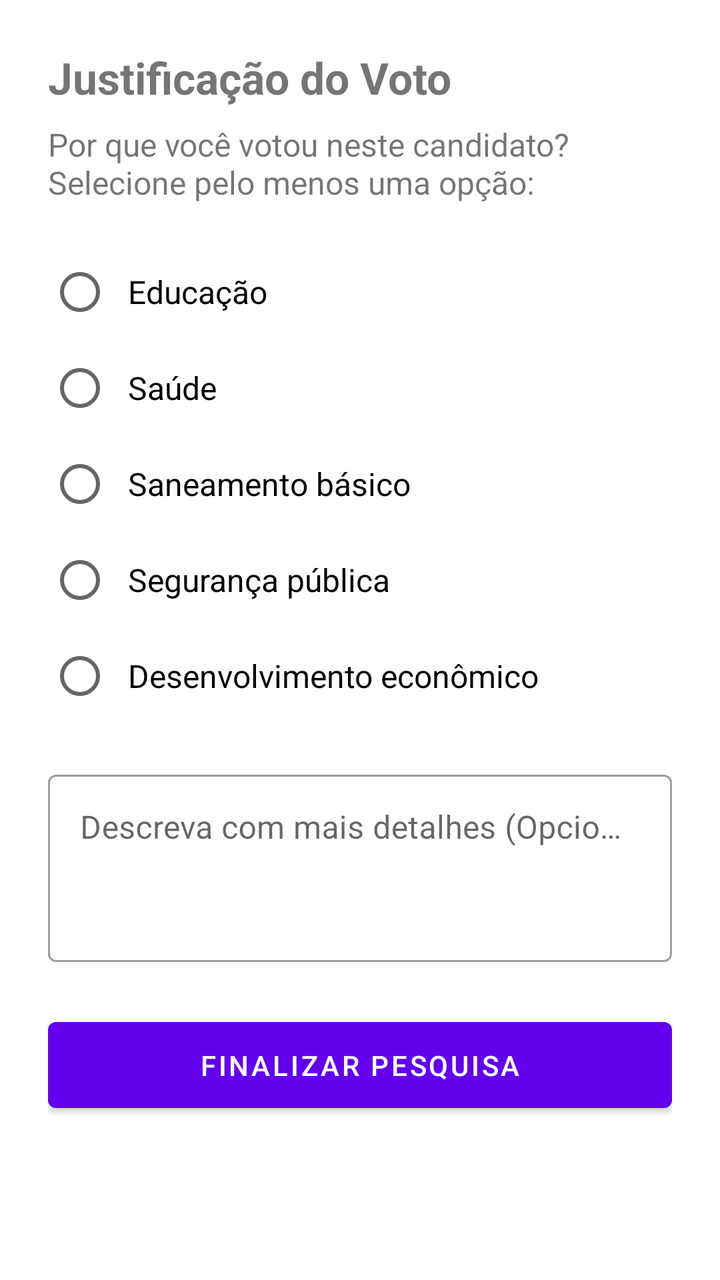
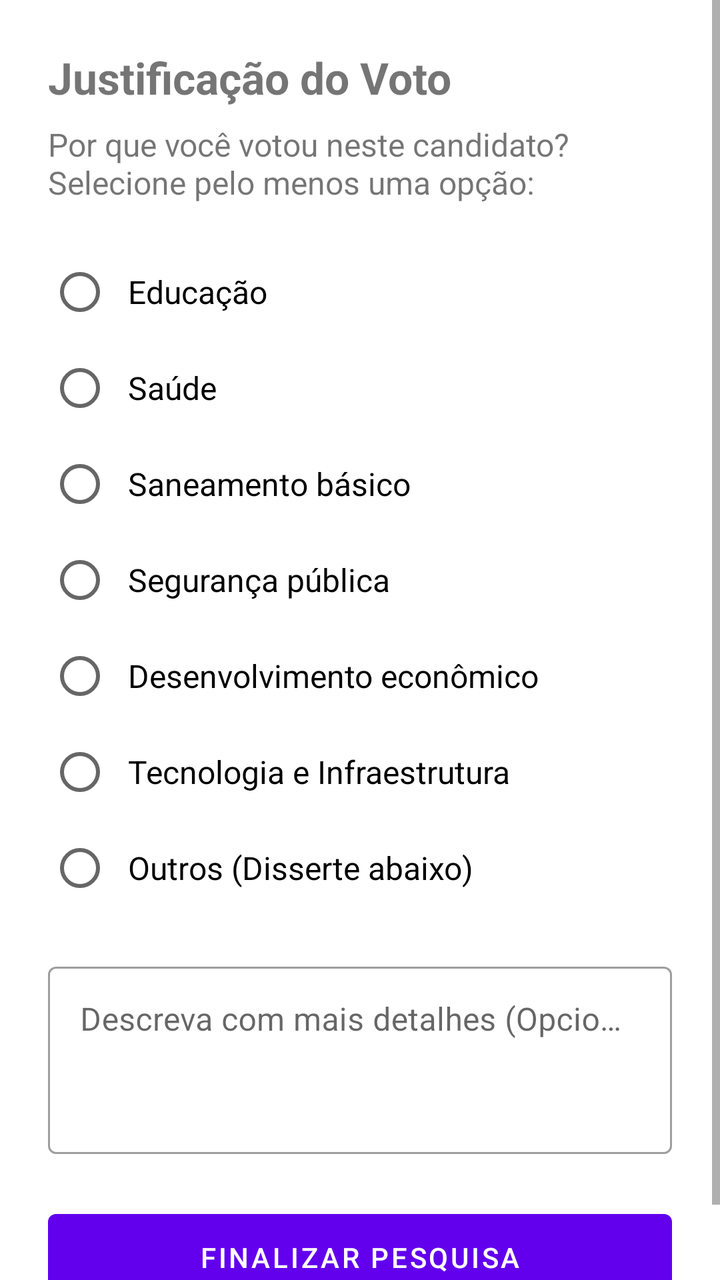

Screens rendered from an Android XML layout before and after an edit, with the pre-edit source and the edit as a unified diff.
<!-- AndroidManifest.xml: activity theme Theme.IBGE -->
<!-- res/layout/activity_reason.xml -->
<?xml version="1.0" encoding="utf-8"?>
<ScrollView xmlns:android="http://schemas.android.com/apk/res/android"
    android:layout_width="match_parent"
    android:layout_height="match_parent"
    android:fillViewport="true">

    <LinearLayout
        android:layout_width="match_parent"
        android:layout_height="wrap_content"
        android:orientation="vertical"
        android:padding="24dp">

        <TextView
            android:layout_width="wrap_content"
            android:layout_height="wrap_content"
            android:text="Justificação do Voto"
            android:textSize="22sp"
            android:textStyle="bold"
            android:layout_marginBottom="8dp" />

        <TextView
            android:layout_width="wrap_content"
            android:layout_height="wrap_content"
            android:text="Por que você votou neste candidato? Selecione pelo menos uma opção:"
            android:textSize="16sp"
            android:layout_marginBottom="20dp" />

        <RadioGroup
            android:id="@+id/radioGroupReasons"
            android:layout_width="match_parent"
            android:layout_height="wrap_content"
            android:layout_marginBottom="20dp">

            <RadioButton
                android:id="@+id/rbEducacao"
                android:layout_width="match_parent"
                android:layout_height="wrap_content"
                android:text="Educação"
                android:textSize="16sp"
                android:padding="8dp" />

            <RadioButton
                android:id="@+id/rbSaude"
                android:layout_width="match_parent"
                android:layout_height="wrap_content"
                android:text="Saúde"
                android:textSize="16sp"
                android:padding="8dp" />

            <RadioButton
                android:id="@+id/rbSaneamento"
                android:layout_width="match_parent"
                android:layout_height="wrap_content"
                android:text="Saneamento básico"
                android:textSize="16sp"
                android:padding="8dp" />

            <RadioButton
                android:id="@+id/rbSeguranca"
                android:layout_width="match_parent"
                android:layout_height="wrap_content"
                android:text="Segurança pública"
                android:textSize="16sp"
                android:padding="8dp" />

            <RadioButton
                android:id="@+id/rbEconomia"
                android:layout_width="match_parent"
                android:layout_height="wrap_content"
                android:text="Desenvolvimento econômico"
                android:textSize="16sp"
                android:padding="8dp" />

        </RadioGroup>

        <com.google.android.material.textfield.TextInputLayout
            android:layout_width="match_parent"
            android:layout_height="wrap_content"
            android:hint="Descreva com mais detalhes (Opcional)"
            style="@style/Widget.MaterialComponents.TextInputLayout.OutlinedBox"
            android:layout_marginBottom="24dp">

            <com.google.android.material.textfield.TextInputEditText
                android:id="@+id/etReasonDetails"
                android:layout_width="match_parent"
                android:layout_height="wrap_content"
                android:inputType="textMultiLine"
                android:minLines="3"
                android:gravity="top|start" />

        </com.google.android.material.textfield.TextInputLayout>

        <com.google.android.material.button.MaterialButton
            android:id="@+id/btnFinishSurvey"
            android:layout_width="match_parent"
            android:layout_height="wrap_content"
            android:text="Finalizar Pesquisa"
            android:padding="12dp" />

    </LinearLayout>
</ScrollView>
<!-- resources referenced by this layout -->
<resources>
  <style name="Theme.IBGE" parent="Theme.MaterialComponents.DayNight.NoActionBar" />
</resources>

<!-- the commit's change to res/layout/activity_reason.xml (unified diff, before → after) -->
@@ -71,6 +71,22 @@
                 android:textSize="16sp"
                 android:padding="8dp" />
 
+            <RadioButton
+                android:id="@+id/rbTecnologia"
+                android:layout_width="match_parent"
+                android:layout_height="wrap_content"
+                android:text="Tecnologia e Infraestrutura"
+                android:textSize="16sp"
+                android:padding="8dp" />
+
+            <RadioButton
+                android:id="@+id/rbOutros"
+                android:layout_width="match_parent"
+                android:layout_height="wrap_content"
+                android:text="Outros (Disserte abaixo)"
+                android:textSize="16sp"
+                android:padding="8dp" />
+
         </RadioGroup>
 
         <com.google.android.material.textfield.TextInputLayout
